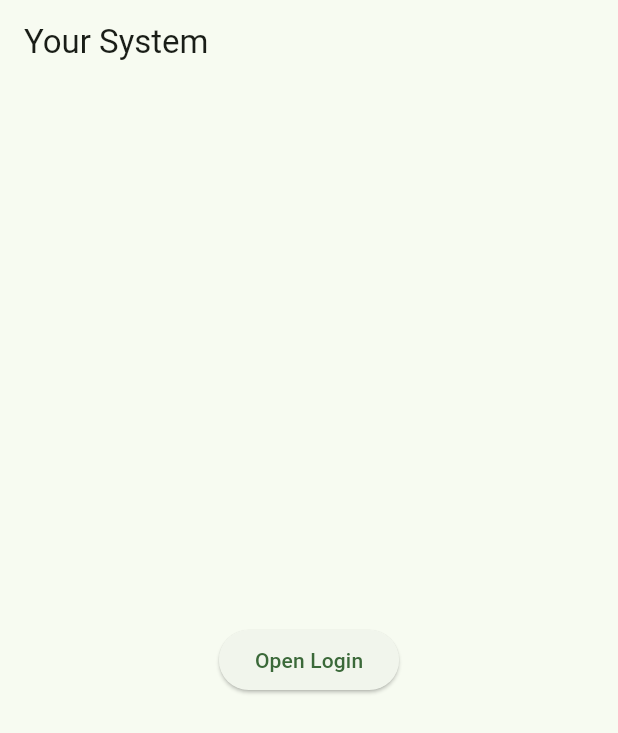
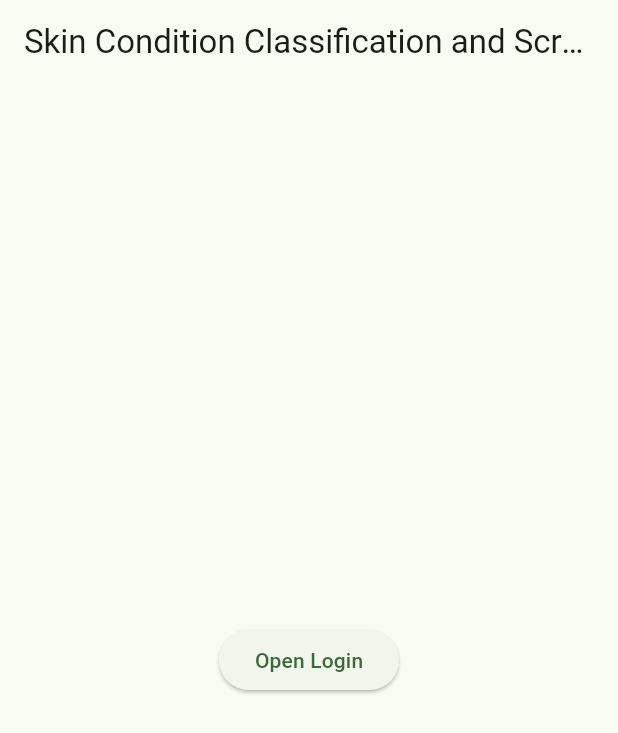
Before and after one commit to mrnope25/activity_8_semester_project, a Flutter app: the screen it shows after launch, on a phone screen of 412 x 824 dp. Shown: the top 733 px of the screen. Run offline on Flutter 3.47's test engine with Material 3 defaults, Android fonts, the phone set to English and light mode, and no system bars.

Commit message:
Finalize Activity 8 baseline

```diff
--- a/lib/app.dart
+++ b/lib/app.dart
@@ -1,4 +1,5 @@
 import 'package:flutter/material.dart';
+
 import 'screens/home_screen.dart';
 import 'screens/login_screen.dart';
 
@@ -8,7 +9,7 @@ class SemesterProjectApp extends StatelessWidget {
   @override
   Widget build(BuildContext context) => MaterialApp(
     debugShowCheckedModeBanner: false,
-        title: 'Your Approved System Title', // TODO: palitan ng actual system title
+    title: 'Skin Condition Classification and Screening System',
     theme: ThemeData(
       colorScheme: ColorScheme.fromSeed(seedColor: Colors.green),
       useMaterial3: true,
--- a/lib/screens/home_screen.dart
+++ b/lib/screens/home_screen.dart
@@ -1,4 +1,5 @@
 import 'package:flutter/material.dart';
+
 import '../widgets/app_button.dart';
 
 class HomeScreen extends StatelessWidget {
@@ -6,7 +7,9 @@ class HomeScreen extends StatelessWidget {
 
   @override
   Widget build(BuildContext context) => Scaffold(
-        appBar: AppBar(title: const Text('Your System')), // TODO: palitan
+    appBar: AppBar(
+      title: const Text('Skin Condition Classification and Screening System'),
+    ),
     body: Center(
       child: AppButton(
         label: 'Open Login',
```
Also changed, not shown: 1 other file. Lines whose indentation alone changed are shown as unchanged.
